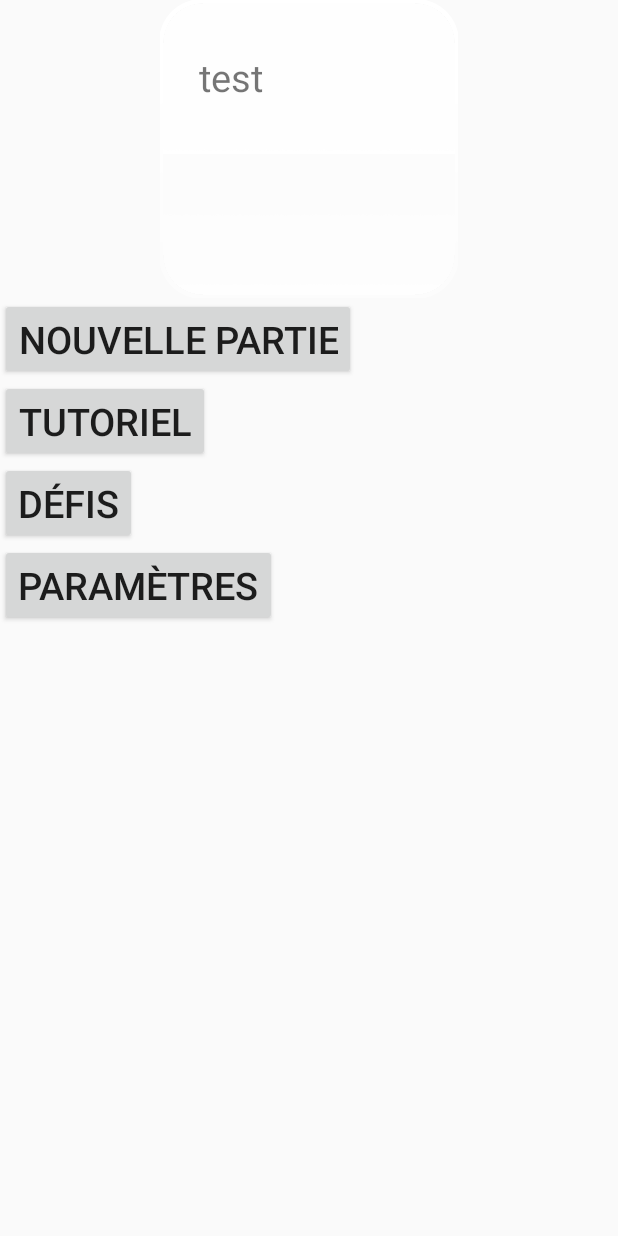
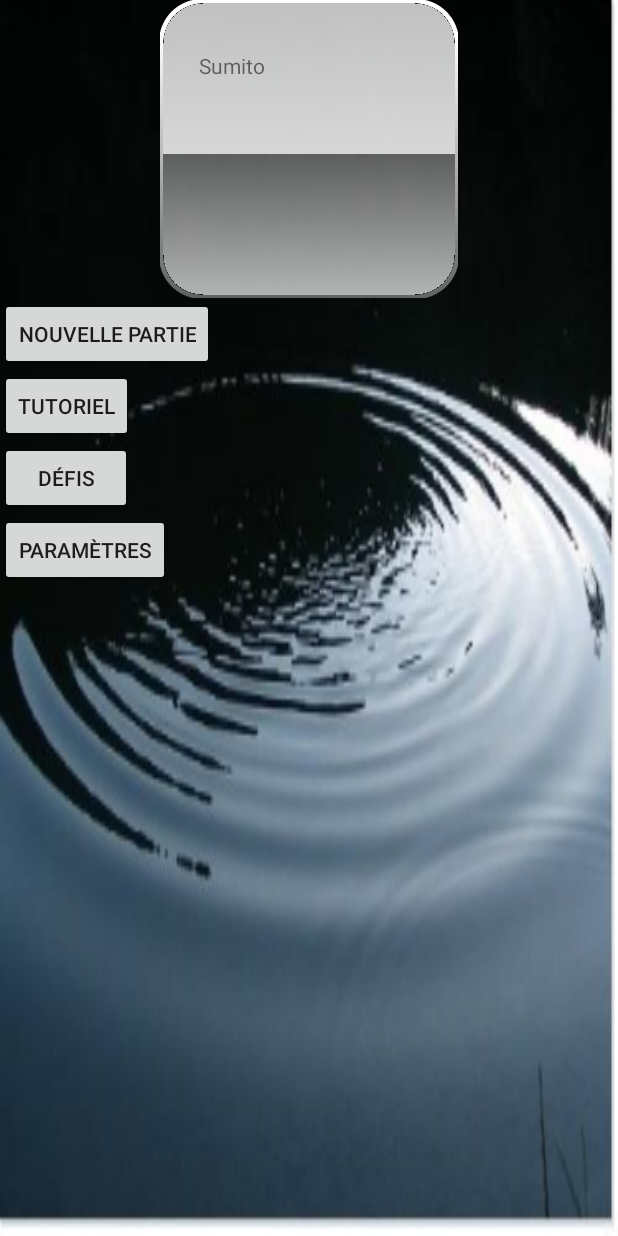
Before and after one commit to cbeausei/Sumito, an Android app: the layout menu_principal.xml on its own in the app's theme, with its tools: preview values and no code run, on a phone screen of 412 x 824 dp. Run offline under Robolectric (Android 15) with nearby library versions, the phone set to English and light mode, and no system bars.

Commit message:
Debut menu principal et quelques test en parallèles

```diff
--- a/app/src/main/res/layout/menu_principal.xml
+++ b/app/src/main/res/layout/menu_principal.xml
@@ -4,13 +4,15 @@
     android:layout_height="match_parent"
     android:id="@+id/parent"
     android:layout_centerVertical="true"
+    android:layout_centerHorizontal="true"
+    android:background="@drawable/Rz_104"
     >
 
     <TextView
         android:id="@+id/nomjeu"
         android:layout_width="wrap_content"
         android:layout_height="wrap_content"
-        android:text="test"
+        android:text="@string/app_name"
         android:layout_centerHorizontal="true"
         android:background="@drawable/boutonhdpi"
 
@@ -21,7 +23,6 @@
         android:layout_height="wrap_content"
         android:text="@string/Nouvellepartie"
         android:layout_below="@id/nomjeu"
-
     />
 
 
--- a/app/src/main/res/values/styles.xml
+++ b/app/src/main/res/values/style.xml
@@ -1,8 +1,9 @@
+<?xml version="1.0" encoding="utf-8"?>
 <resources>
 
     <!-- Base application theme. -->
     <style name="AppTheme" parent="Theme.AppCompat.Light.DarkActionBar">
-        <item name="android:textSize">25sp</item>
+        <!-- Customize your theme here. -->
     </style>
 
 </resources>
```
Also changed, not shown: app/src/main/res/drawable-xhdpi/Rz_104.jpg (added).
